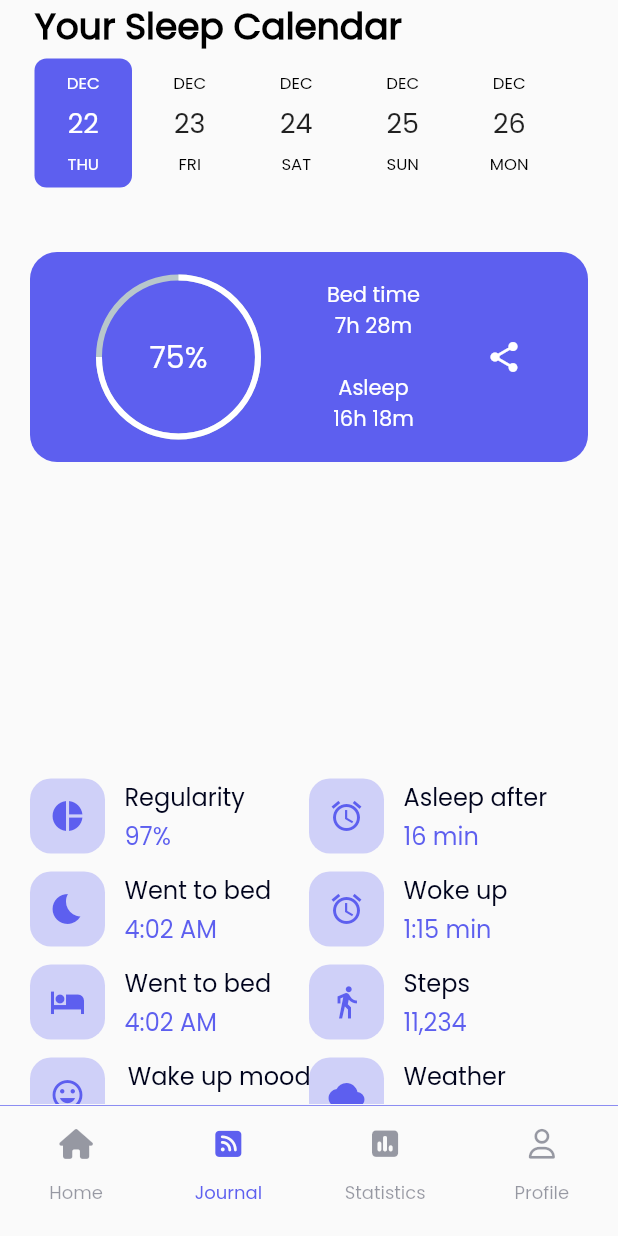
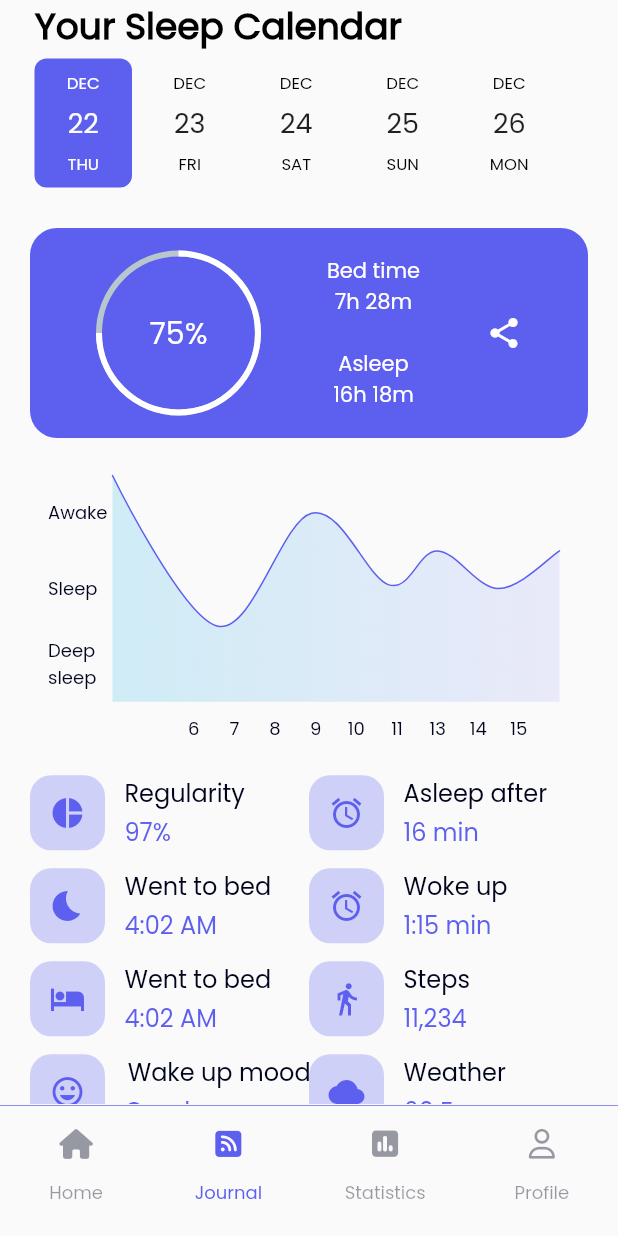
Before and after one commit to raaz0n/sleepfit, a Flutter app: the MainPageScreen screen opened directly, item 2 of the bottom bar chosen, on a phone screen of 412 x 824 dp. Run offline on Flutter 3.47's test engine with Material 2 defaults, Android fonts, the phone set to English and light mode, and no system bars; drawn by our look-alikes of date_picker_timeline, fl_chart, percent_indicator; our stand-ins replace flutter_svg, flutter_time_picker_spinner, font_awesome_flutter.

Commit message:
line chart

```diff
--- a/lib/pages/Journal/journal.screen.dart
+++ b/lib/pages/Journal/journal.screen.dart
@@ -3,6 +3,7 @@ import 'package:sleepfit/common/value.manager.dart';
 import 'package:sleepfit/pages/Journal/widgets/date.picker.widget.dart';
 import 'package:sleepfit/pages/Journal/widgets/grid.item.widget.dart';
 import 'package:sleepfit/widgets/large.text.widget.dart';
+import 'package:sleepfit/widgets/line.chart.widget.dart';
 
 import 'widgets/share.widget.dart';
 
@@ -21,14 +22,11 @@ class JournalScreen extends StatelessWidget {
             AppLargeText(text: "Your Sleep Calendar "),
             const DatePickerWidget(),
             const SizedBox(
-              height: AppSize.s40,
+              height: AppSize.s24,
             ),
             const SharedWidget(),
             const SizedBox(
-              height: AppSize.s40,
-            ),
-            const SizedBox(
-              height: AppSize.s165,
+              child: LineChartWidget(),
             ),
             const GridItemWidget(),
           ],
--- /dev/null
+++ b/lib/widgets/line.chart.widget.dart
@@ -0,0 +1,200 @@
+import 'package:fl_chart/fl_chart.dart';
+import 'package:flutter/material.dart';
+import 'package:sleepfit/common/color.manager.dart';
+
+class LineChartWidget extends StatefulWidget {
+  const LineChartWidget({super.key});
+
+  @override
+  State<LineChartWidget> createState() => _LineChartWidgetState();
+}
+
+class _LineChartWidgetState extends State<LineChartWidget> {
+  List<Color> gradientColors = [
+    const Color(0xff23b6e6),
+    const Color(0xffA5A6F6),
+  ];
+
+  bool showAvg = false;
+
+  @override
+  Widget build(BuildContext context) {
+    return Stack(
+      children: [
+        AspectRatio(
+          aspectRatio: 1.70,
+          child: DecoratedBox(
+            decoration: const BoxDecoration(
+              borderRadius: BorderRadius.all(
+                Radius.circular(18),
+              ),
+            ),
+            child: Padding(
+              padding: const EdgeInsets.only(
+                right: 18,
+                left: 12,
+                top: 24,
+                bottom: 12,
+              ),
+              child: LineChart(
+                mainData(),
+              ),
+            ),
+          ),
+        ),
+      ],
+    );
+  }
+
+  Widget bottomTitleWidgets(double value, TitleMeta meta) {
+    final style = TextStyle(
+      color: ColorManager.subTitle,
+      fontSize: 12,
+    );
+    Widget text;
+    switch (value.toInt()) {
+      case 2:
+        text = Text("6", style: style);
+        break;
+      case 3:
+        text = Text("7", style: style);
+        break;
+      case 4:
+        text = Text('8', style: style);
+        break;
+      case 5:
+        text = Text('9', style: style);
+        break;
+      case 6:
+        text = Text('10', style: style);
+        break;
+      case 7:
+        text = Text('11', style: style);
+        break;
+      case 8:
+        text = Text('13', style: style);
+        break;
+      case 9:
+        text = Text('14', style: style);
+        break;
+      case 10:
+        text = Text('15', style: style);
+        break;
+      default:
+        text = Text('', style: style);
+        break;
+    }
+
+    return SideTitleWidget(
+      axisSide: meta.axisSide,
+      child: text,
+    );
+  }
+
+  Widget leftTitleWidgets(double value, TitleMeta meta) {
+    final style = TextStyle(
+      color: ColorManager.subTitle,
+      fontSize: 12,
+    );
+    String text;
+    switch (value.toInt()) {
+      case 1:
+        text = 'Deep sleep';
+        break;
+      case 3:
+        text = 'Sleep';
+        break;
+      case 5:
+        text = 'Awake';
+        break;
+      default:
+        return Container();
+    }
+
+    return Text(text, style: style, textAlign: TextAlign.left);
+  }
+
+  LineChartData mainData() {
+    return LineChartData(
+      gridData: FlGridData(
+        // drawHorizontalLine: false,
+        // show: true,
+        // drawVerticalLine: true,
+        horizontalInterval: 1,
+        verticalInterval: 1,
+        getDrawingHorizontalLine: (value) {
+          return FlLine(
+            color: const Color(0xffA5A6F6).withOpacity(0.01),
+            strokeWidth: 1,
+          );
+        },
+        getDrawingVerticalLine: (value) {
+          return FlLine(
+            color: const Color(0xffA5A6F6).withOpacity(0.01),
+            strokeWidth: 1,
+          );
+        },
+      ),
+      titlesData: FlTitlesData(
+        show: true,
+        rightTitles: AxisTitles(
+          sideTitles: SideTitles(showTitles: false),
+        ),
+        topTitles: AxisTitles(
+          sideTitles: SideTitles(showTitles: false),
+        ),
+        bottomTitles: AxisTitles(
+          sideTitles: SideTitles(
+            showTitles: true,
+            reservedSize: 30,
+            interval: 1,
+            getTitlesWidget: bottomTitleWidgets,
+          ),
+        ),
+        leftTitles: AxisTitles(
+          sideTitles: SideTitles(
+            showTitles: true,
+            interval: 1,
+            getTitlesWidget: leftTitleWidgets,
+            reservedSize: 42,
+          ),
+        ),
+      ),
+      borderData: FlBorderData(
+        border: Border.all(color: const Color(0x0fffffff)),
+      ),
+      minX: 0,
+      maxX: 11,
+      minY: 0,
+      maxY: 6,
+      lineBarsData: [
+        LineChartBarData(
+          spots: const [
+            FlSpot(0, 6),
+            FlSpot(2.6, 2),
+            FlSpot(4.9, 5),
+            FlSpot(6.8, 3.1),
+            FlSpot(8, 4),
+            FlSpot(9.5, 3),
+            FlSpot(11, 4),
+          ],
+          isCurved: true,
+          color: ColorManager.titleText,
+          barWidth: 1,
+          isStrokeCapRound: true,
+          dotData: FlDotData(
+            show: false,
+          ),
+          belowBarData: BarAreaData(
+            show: true,
+            gradient: LinearGradient(
+              colors: gradientColors
+                  .map((color) => color.withOpacity(0.2))
+                  .toList(),
+            ),
+          ),
+        ),
+      ],
+    );
+  }
+}
```
Also changed, not shown: lib/widgets/line_titles.dart (added).
